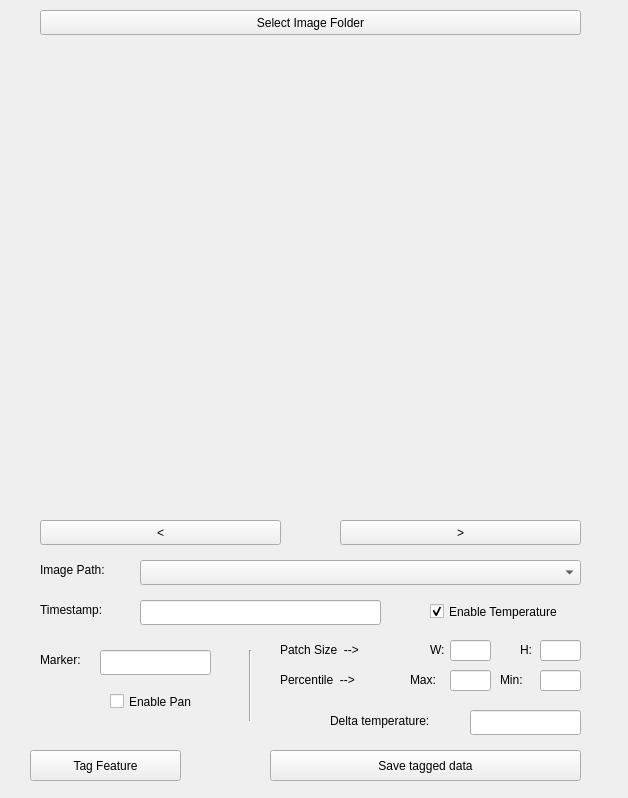
Above: windows/thermliteQc.ui from sensehawk/qgis_plugin before the change. Below: the same form after it.
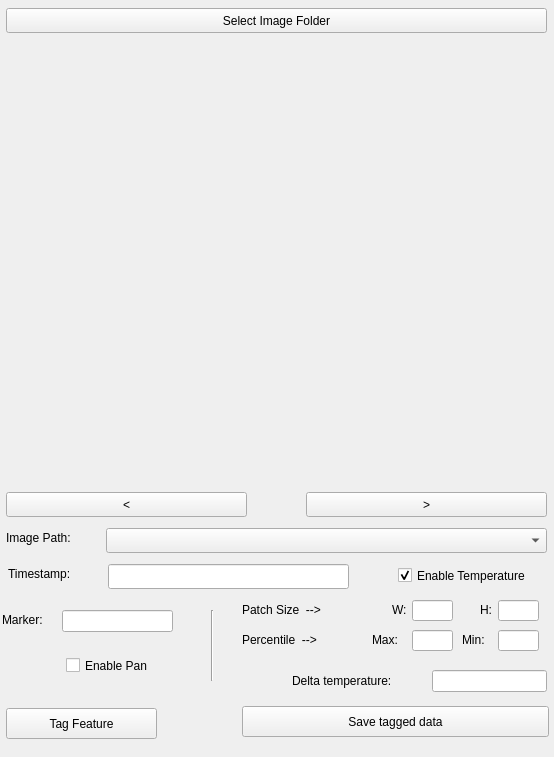
That is the form after the change.

What changed in the file:
```diff
--- a/windows/thermliteQc.ui
+++ b/windows/thermliteQc.ui
@@ -6,14 +6,14 @@
    <rect>
     <x>0</x>
     <y>0</y>
-    <width>628</width>
-    <height>798</height>
+    <width>554</width>
+    <height>757</height>
    </rect>
   </property>
   <property name="minimumSize">
    <size>
-    <width>628</width>
-    <height>798</height>
+    <width>0</width>
+    <height>0</height>
    </size>
   </property>
   <property name="windowTitle">
@@ -22,12 +22,18 @@
   <widget class="QLineEdit" name="marker_info">
    <property name="geometry">
     <rect>
-     <x>100</x>
-     <y>650</y>
+     <x>62</x>
+     <y>610</y>
      <width>111</width>
-     <height>25</height>
+     <height>22</height>
     </rect>
    </property>
+   <property name="sizePolicy">
+    <sizepolicy hsizetype="Minimum" vsizetype="Fixed">
+     <horstretch>0</horstretch>
+     <verstretch>0</verstretch>
+    </sizepolicy>
+   </property>
    <property name="readOnly">
     <bool>true</bool>
    </property>
@@ -35,8 +41,8 @@
   <widget class="QLineEdit" name="temp_patch_x">
    <property name="geometry">
     <rect>
-     <x>450</x>
-     <y>640</y>
+     <x>412</x>
+     <y>600</y>
      <width>41</width>
      <height>21</height>
     </rect>
@@ -45,8 +51,8 @@
   <widget class="QLabel" name="patch_y">
    <property name="geometry">
     <rect>
-     <x>520</x>
-     <y>640</y>
+     <x>480</x>
+     <y>600</y>
      <width>16</width>
      <height>20</height>
     </rect>
@@ -58,8 +64,8 @@
   <widget class="QLineEdit" name="temp_patch_y">
    <property name="geometry">
     <rect>
-     <x>540</x>
-     <y>640</y>
+     <x>498</x>
+     <y>600</y>
      <width>41</width>
      <height>21</height>
     </rect>
@@ -68,12 +74,18 @@
   <widget class="QLineEdit" name="delta_temp">
    <property name="geometry">
     <rect>
-     <x>470</x>
-     <y>710</y>
-     <width>111</width>
-     <height>25</height>
+     <x>432</x>
+     <y>670</y>
+     <width>115</width>
+     <height>22</height>
     </rect>
    </property>
+   <property name="sizePolicy">
+    <sizepolicy hsizetype="Minimum" vsizetype="Fixed">
+     <horstretch>0</horstretch>
+     <verstretch>0</verstretch>
+    </sizepolicy>
+   </property>
    <property name="readOnly">
     <bool>true</bool>
    </property>
@@ -81,8 +93,8 @@
   <widget class="QLineEdit" name="max_percentile">
    <property name="geometry">
     <rect>
-     <x>450</x>
-     <y>670</y>
+     <x>412</x>
+     <y>630</y>
      <width>41</width>
      <height>21</height>
     </rect>
@@ -91,8 +103,8 @@
   <widget class="QLabel" name="max_percentile_text">
    <property name="geometry">
     <rect>
-     <x>410</x>
-     <y>670</y>
+     <x>372</x>
+     <y>630</y>
      <width>31</width>
      <height>20</height>
     </rect>
@@ -104,12 +116,18 @@
   <widget class="QPushButton" name="save_tagged_data">
    <property name="geometry">
     <rect>
-     <x>270</x>
-     <y>750</y>
-     <width>311</width>
+     <x>242</x>
+     <y>706</y>
+     <width>307</width>
      <height>31</height>
     </rect>
    </property>
+   <property name="sizePolicy">
+    <sizepolicy hsizetype="Expanding" vsizetype="Fixed">
+     <horstretch>0</horstretch>
+     <verstretch>0</verstretch>
+    </sizepolicy>
+   </property>
    <property name="text">
     <string>Save tagged data</string>
    </property>
@@ -117,8 +135,8 @@
   <widget class="QLabel" name="marker_txt">
    <property name="geometry">
     <rect>
-     <x>40</x>
-     <y>650</y>
+     <x>2</x>
+     <y>610</y>
      <width>51</width>
      <height>20</height>
     </rect>
@@ -130,8 +148,8 @@
   <widget class="QLabel" name="temp_patch_txt">
    <property name="geometry">
     <rect>
-     <x>280</x>
-     <y>640</y>
+     <x>242</x>
+     <y>600</y>
      <width>101</width>
      <height>20</height>
     </rect>
@@ -143,12 +161,18 @@
   <widget class="QPushButton" name="nxt_img">
    <property name="geometry">
     <rect>
-     <x>340</x>
-     <y>520</y>
+     <x>306</x>
+     <y>492</y>
      <width>241</width>
      <height>25</height>
     </rect>
    </property>
+   <property name="sizePolicy">
+    <sizepolicy hsizetype="Expanding" vsizetype="Fixed">
+     <horstretch>0</horstretch>
+     <verstretch>0</verstretch>
+    </sizepolicy>
+   </property>
    <property name="text">
     <string>&gt;</string>
    </property>
@@ -156,9 +180,9 @@
   <widget class="QCheckBox" name="pan_toggle">
    <property name="geometry">
     <rect>
-     <x>110</x>
-     <y>690</y>
-     <width>101</width>
+     <x>66</x>
+     <y>654</y>
+     <width>91</width>
      <height>23</height>
     </rect>
    </property>
@@ -169,9 +193,9 @@
   <widget class="QCheckBox" name="temperature_toggle">
    <property name="geometry">
     <rect>
-     <x>430</x>
-     <y>600</y>
-     <width>161</width>
+     <x>398</x>
+     <y>564</y>
+     <width>151</width>
      <height>23</height>
     </rect>
    </property>
@@ -185,8 +209,8 @@
   <widget class="QLabel" name="temp_txt">
    <property name="geometry">
     <rect>
-     <x>330</x>
-     <y>700</y>
+     <x>292</x>
+     <y>660</y>
      <width>131</width>
      <height>41</height>
     </rect>
@@ -198,8 +222,8 @@
   <widget class="QLineEdit" name="min_percentile">
    <property name="geometry">
     <rect>
-     <x>540</x>
-     <y>670</y>
+     <x>498</x>
+     <y>630</y>
      <width>41</width>
      <height>21</height>
     </rect>
@@ -208,8 +232,8 @@
   <widget class="QLabel" name="percentile_text">
    <property name="geometry">
     <rect>
-     <x>280</x>
-     <y>670</y>
+     <x>242</x>
+     <y>630</y>
      <width>101</width>
      <height>20</height>
     </rect>
@@ -221,12 +245,18 @@
   <widget class="QPushButton" name="tag_button">
    <property name="geometry">
     <rect>
-     <x>30</x>
-     <y>750</y>
+     <x>6</x>
+     <y>708</y>
      <width>151</width>
      <height>31</height>
     </rect>
    </property>
+   <property name="sizePolicy">
+    <sizepolicy hsizetype="Expanding" vsizetype="Fixed">
+     <horstretch>0</horstretch>
+     <verstretch>0</verstretch>
+    </sizepolicy>
+   </property>
    <property name="text">
     <string>Tag Feature</string>
    </property>
@@ -234,20 +264,26 @@
   <widget class="QComboBox" name="current_loaded_img">
    <property name="geometry">
     <rect>
-     <x>140</x>
-     <y>560</y>
+     <x>106</x>
+     <y>528</y>
      <width>441</width>
      <height>25</height>
     </rect>
    </property>
+   <property name="sizePolicy">
+    <sizepolicy hsizetype="Minimum" vsizetype="Fixed">
+     <horstretch>0</horstretch>
+     <verstretch>0</verstretch>
+    </sizepolicy>
+   </property>
   </widget>
   <widget class="QWidget" name="verticalLayoutWidget">
    <property name="geometry">
     <rect>
-     <x>40</x>
-     <y>50</y>
+     <x>6</x>
+     <y>42</y>
      <width>541</width>
-     <height>451</height>
+     <height>445</height>
     </rect>
    </property>
    <layout class="QVBoxLayout" name="image_layout"/>
@@ -255,8 +291,8 @@
   <widget class="Line" name="line">
    <property name="geometry">
     <rect>
-     <x>240</x>
-     <y>650</y>
+     <x>202</x>
+     <y>610</y>
      <width>20</width>
      <height>71</height>
     </rect>
@@ -268,8 +304,8 @@
   <widget class="QLabel" name="timestamp_label">
    <property name="geometry">
     <rect>
-     <x>40</x>
-     <y>600</y>
+     <x>8</x>
+     <y>564</y>
      <width>81</width>
      <height>20</height>
     </rect>
@@ -281,8 +317,8 @@
   <widget class="QPushButton" name="folder_path">
    <property name="geometry">
     <rect>
-     <x>40</x>
-     <y>10</y>
+     <x>6</x>
+     <y>8</y>
      <width>541</width>
      <height>25</height>
     </rect>
@@ -294,8 +330,8 @@
   <widget class="QLabel" name="patch_x">
    <property name="geometry">
     <rect>
-     <x>430</x>
-     <y>640</y>
+     <x>392</x>
+     <y>600</y>
      <width>16</width>
      <height>20</height>
     </rect>
@@ -307,12 +343,18 @@
   <widget class="QPushButton" name="previous_img">
    <property name="geometry">
     <rect>
-     <x>40</x>
-     <y>520</y>
+     <x>6</x>
+     <y>492</y>
      <width>241</width>
      <height>25</height>
     </rect>
    </property>
+   <property name="sizePolicy">
+    <sizepolicy hsizetype="Expanding" vsizetype="Fixed">
+     <horstretch>0</horstretch>
+     <verstretch>0</verstretch>
+    </sizepolicy>
+   </property>
    <property name="text">
     <string>&lt;</string>
    </property>
@@ -320,12 +362,18 @@
   <widget class="QLineEdit" name="timestamp">
    <property name="geometry">
     <rect>
-     <x>140</x>
-     <y>600</y>
+     <x>108</x>
+     <y>564</y>
      <width>241</width>
      <height>25</height>
     </rect>
    </property>
+   <property name="sizePolicy">
+    <sizepolicy hsizetype="Minimum" vsizetype="Fixed">
+     <horstretch>0</horstretch>
+     <verstretch>0</verstretch>
+    </sizepolicy>
+   </property>
    <property name="readOnly">
     <bool>true</bool>
    </property>
@@ -333,8 +381,8 @@
   <widget class="QLabel" name="min_percentile_text">
    <property name="geometry">
     <rect>
-     <x>500</x>
-     <y>670</y>
+     <x>462</x>
+     <y>630</y>
      <width>31</width>
      <height>20</height>
     </rect>
@@ -346,8 +394,8 @@
   <widget class="QLabel" name="image_txt">
    <property name="geometry">
     <rect>
-     <x>40</x>
-     <y>560</y>
+     <x>6</x>
+     <y>528</y>
      <width>81</width>
      <height>20</height>
     </rect>
```
